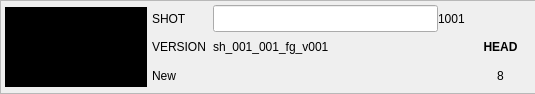
First picture: the form in resources/cut_diff_card.ui, repository shotgunsoftware/tk-multi-importcut, before the edit; both pictures show x 0 to 535 and y 0 to 94 of the 876 by 94 pixel window.
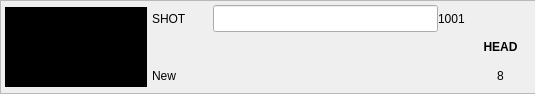
Second picture: the form after the edit. Icons and pictures are not drawn. Custom widgets are drawn as their Qt base class.

Patch:
```diff
--- a/resources/cut_diff_card.ui
+++ b/resources/cut_diff_card.ui
@@ -103,14 +103,14 @@
        <item row="1" column="1">
         <widget class="QLabel" name="version_name_label">
          <property name="text">
-          <string>sh_001_001_fg_v001</string>
+          <string/>
          </property>
         </widget>
        </item>
        <item row="1" column="0">
         <widget class="QLabel" name="version_title_label">
          <property name="text">
-          <string>VERSION</string>
+          <string/>
          </property>
         </widget>
        </item>
```
Left out of the diff: 11 changed lines with no effect on the pictures.
